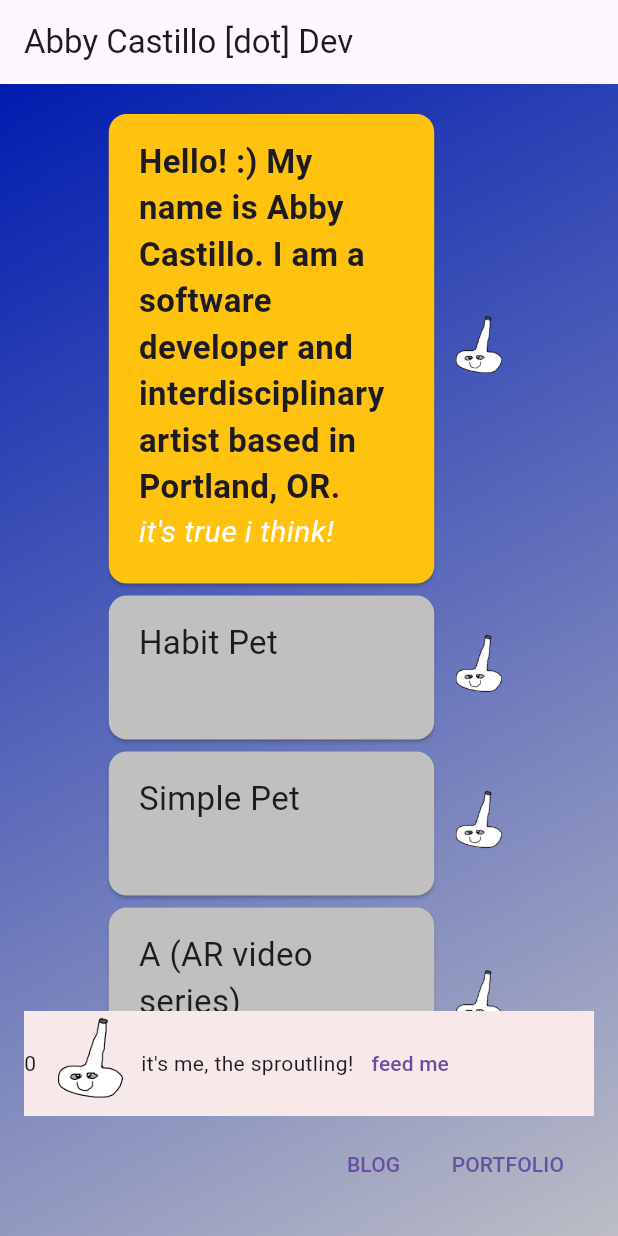
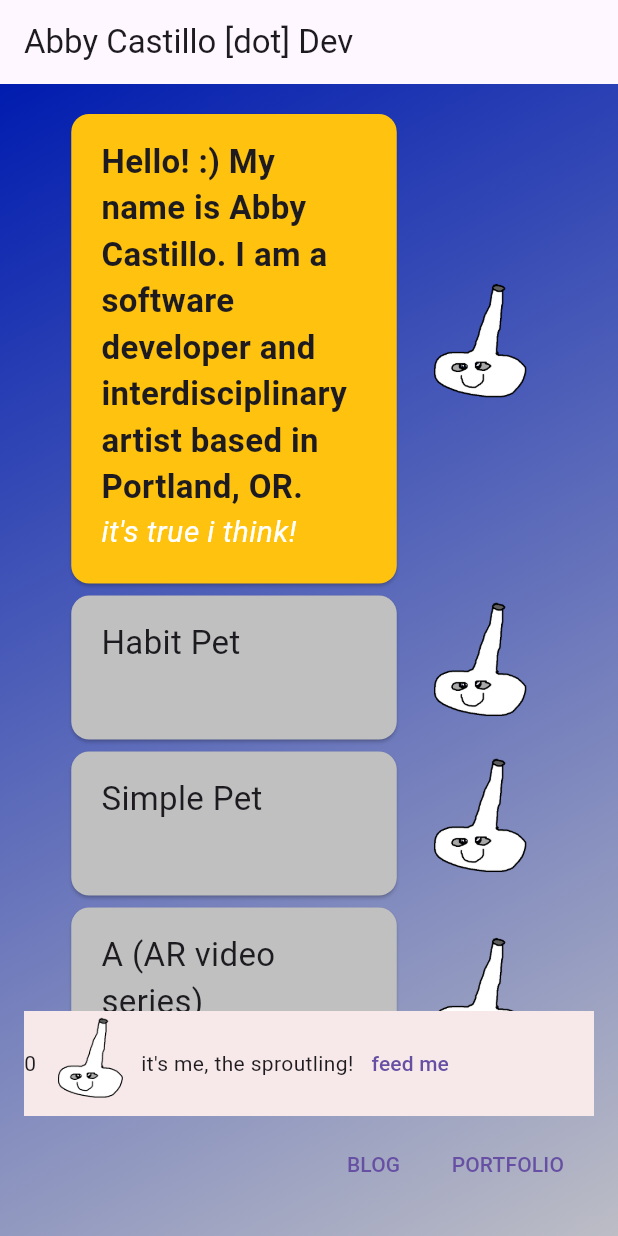
Before and after one commit to abbymachines/flutter-dev-portfolio, a Flutter app: the screen it shows after launch, on a phone screen of 412 x 824 dp. Run offline on Flutter 3.47's test engine with Material 2 defaults, Android fonts, the phone set to English and light mode, and no system bars; our stand-ins replace flutter_markdown.

Commit message:
wrap Item image in SizedBox

```diff
--- a/lib/widgets/items/item.dart
+++ b/lib/widgets/items/item.dart
@@ -77,7 +77,8 @@ class _ItemState extends State<Item> {
               ),
             ),
             // Text('hello to you as well')
-            Image.asset(Images.sproutling, width: 50, height: 50),
+            SizedBox(
+                width: 100, height: 100, child: Image.asset(Images.sproutling)),
           ],
         ));
   }
```
